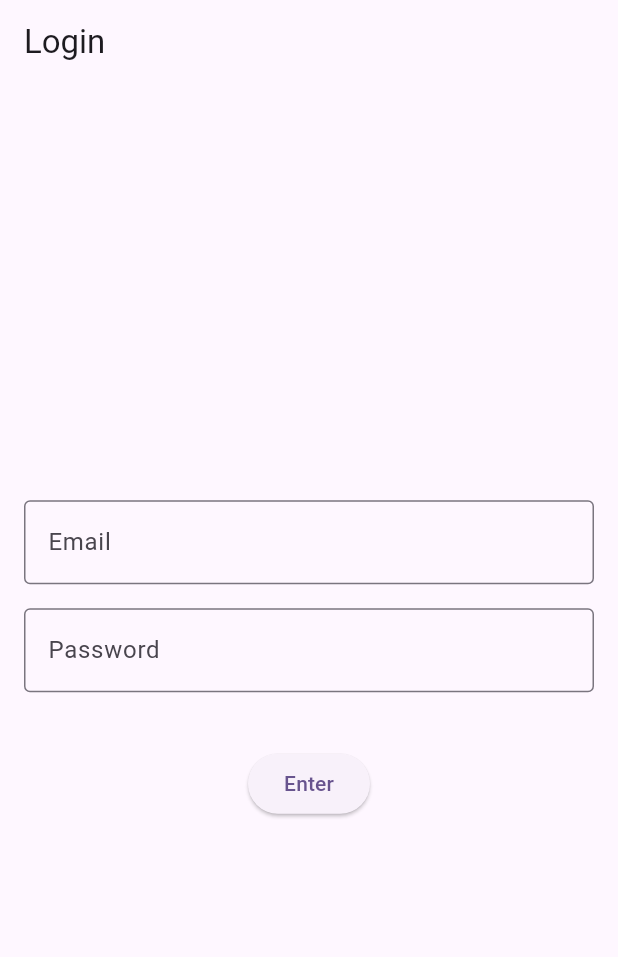
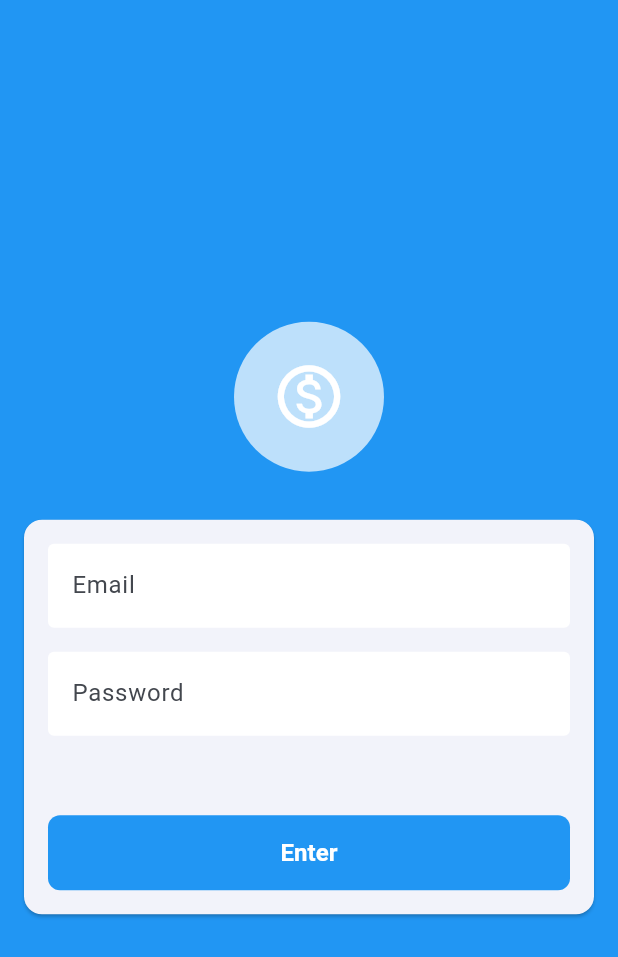
Before and after one commit to mik255/flutter_wallet_manager_Clean_Arch, a Flutter app: the screen it shows after launch, on a phone screen of 412 x 824 dp. Shown: the top 957 px of the screen. Run offline on Flutter 3.47's test engine with Material 2 defaults, Android fonts, the phone set to English and light mode, and no system bars; our stand-ins replace shared_preferences.

Commit message:
button and textfield

```diff
--- a/lib/main.dart
+++ b/lib/main.dart
@@ -17,7 +17,10 @@ class MyApp extends StatelessWidget {
     return MaterialApp(
       title: 'Flutter Demo',
       theme: ThemeData(
-        colorScheme: ColorScheme.fromSeed(seedColor: Colors.deepPurple),
+        colorScheme: ColorScheme.fromSeed(
+            primary: Colors.blue,
+            secondary: Colors.white,
+            seedColor: Colors.blue),
         useMaterial3: true,
       ),
       home:  LoginPage(),
--- /dev/null
+++ b/lib/view/designer_system/button_decoretor.dart
@@ -0,0 +1,18 @@
+import 'package:flutter/material.dart';
+
+class CustomButtonStyle {
+  getStyle() {
+    return ElevatedButton.styleFrom(
+      elevation: 0,
+        shape: const RoundedRectangleBorder(
+          borderRadius: BorderRadius.all(Radius.circular(8)),
+        ),
+        backgroundColor: Colors.blue,
+        foregroundColor: Colors.white,
+        textStyle: const TextStyle(
+          fontSize: 16,
+          fontWeight: FontWeight.bold,
+          color: Colors.white,
+        ));
+  }
+}
--- a/lib/view/designer_system/custom_text_field.dart
+++ b/lib/view/designer_system/custom_text_field.dart
@@ -1,12 +1,23 @@
-import 'package:flutter/cupertino.dart';
+
 import 'package:flutter/material.dart';
 
 class CustomTextFieldDecorator{
 
   getInputDecorator(String label){
     return  InputDecoration(
-      border: const OutlineInputBorder(),
-      labelText: label,
+      fillColor: Colors.white,
+      filled: true,
+      enabledBorder: const OutlineInputBorder(
+        borderSide: BorderSide(
+          color: Colors.transparent,
+        ),
+      ),
+      focusedBorder: const OutlineInputBorder(
+        borderSide: BorderSide(
+          color: Colors.transparent,
+        ),
+      ),
+      hintText: label,
     );
   }
 }
--- a/lib/view/login/login_page.dart
+++ b/lib/view/login/login_page.dart
@@ -3,6 +3,7 @@ import 'package:wallet_manager/controller/login_controller.dart';
 import 'package:wallet_manager/data/preferences_helper.dart';
 import 'package:wallet_manager/shared/main_stances.dart';
 import '../../models/user.dart';
+import '../designer_system/button_decoretor.dart';
 import '../designer_system/custom_text_field.dart';
 
 class LoginPage extends StatelessWidget {
@@ -25,10 +26,25 @@ class LoginPage extends StatelessWidget {
       helper: helper,
     );
     return Scaffold(
-      appBar: AppBar(
-        title: const Text('Login'),
+      backgroundColor: Colors.blue,
+      body: Column(
+        mainAxisAlignment: MainAxisAlignment.center,
+        children: [
+          const Padding(
+            padding: EdgeInsets.symmetric(vertical: 16.0),
+            child: CircleAvatar(
+              radius: 50,
+              backgroundColor: Colors.white70,
+              child: Icon(
+                Icons.monetization_on_outlined,
+                size: 50,
+                color: Colors.white,
               ),
-      body: Padding(
+            ),
+          ),
+          Card(
+            margin: const EdgeInsets.all(16.0),
+            child: Padding(
               padding: const EdgeInsets.all(16.0),
               child: Form(
                 key: controller.formKey,
@@ -47,7 +63,8 @@ class LoginPage extends StatelessWidget {
                         }
                         return null;
                       },
-                decoration: CustomTextFieldDecorator().getInputDecorator('Email'),
+                      decoration:
+                          CustomTextFieldDecorator().getInputDecorator('Email'),
                     ),
                     const SizedBox(height: 16.0),
                     TextFormField(
@@ -63,24 +80,44 @@ class LoginPage extends StatelessWidget {
                         return null;
                       },
                       obscureText: true,
-                decoration: CustomTextFieldDecorator().getInputDecorator('Password'),
+                      decoration: CustomTextFieldDecorator()
+                          .getInputDecorator('Password'),
                     ),
                     const SizedBox(height: 16.0),
                     AnimatedBuilder(
                         animation: controller.message,
                         builder: (context, child) {
-                    return Text(
+                          return Padding(
+                            padding: const EdgeInsets.all(8.0),
+                            child: Text(
+                              style: const TextStyle(
+                                color: Colors.red,
+                              ),
                               controller.message.value,
+                            ),
                           );
                         }),
-              ElevatedButton(
+                    Row(
+                      children: [
+                        Expanded(
+                          child: SizedBox(
+                            height: 50,
+                            child: ElevatedButton(
+                              style: CustomButtonStyle().getStyle(),
                               onPressed: controller.login,
                               child: const Text('Enter'),
+                            ),
+                          ),
+                        ),
+                      ],
                     ),
                   ],
                 ),
               ),
             ),
+          )
+        ],
+      ),
     );
   }
 }
```
Lines whose indentation alone changed are shown as unchanged.
